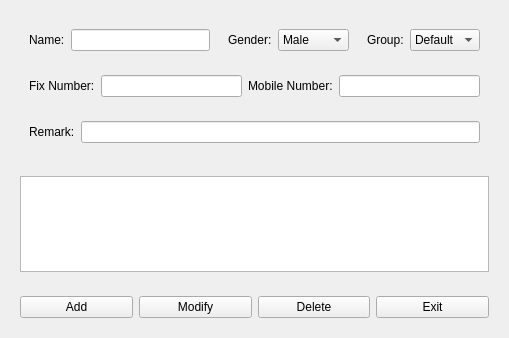
Above: widget.ui from luotianqi777/AddressBook before the change. Below: the same form after it.
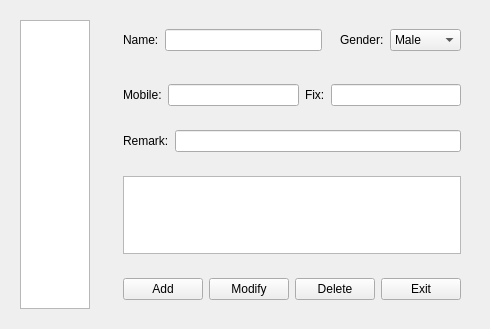
That is the form after the change.

Patch:
```diff
--- a/widget.ui
+++ b/widget.ui
@@ -6,18 +6,84 @@
    <rect>
     <x>0</x>
     <y>0</y>
-    <width>509</width>
-    <height>338</height>
+    <width>486</width>
+    <height>329</height>
    </rect>
   </property>
   <property name="windowTitle">
    <string>Widget</string>
   </property>
-  <layout class="QVBoxLayout" name="verticalLayout_2">
+  <layout class="QHBoxLayout" name="horizontalLayout_10">
    <item>
-    <widget class="QWidget" name="widget" native="true">
+    <widget class="QWidget" name="widget_2" native="true">
+     <layout class="QHBoxLayout" name="horizontalLayout_7">
+      <property name="spacing">
+       <number>0</number>
+      </property>
+      <property name="leftMargin">
+       <number>0</number>
+      </property>
+      <property name="topMargin">
+       <number>0</number>
+      </property>
+      <property name="rightMargin">
+       <number>0</number>
+      </property>
+      <property name="bottomMargin">
+       <number>0</number>
+      </property>
+      <item>
+       <widget class="QWidget" name="widget_10" native="true">
+        <layout class="QHBoxLayout" name="horizontalLayout_4">
+         <property name="spacing">
+          <number>0</number>
+         </property>
+         <property name="leftMargin">
+          <number>0</number>
+         </property>
+         <property name="topMargin">
+          <number>0</number>
+         </property>
+         <property name="rightMargin">
+          <number>0</number>
+         </property>
+         <property name="bottomMargin">
+          <number>0</number>
+         </property>
+         <item>
+          <widget class="QWidget" name="widget_12" native="true">
+           <layout class="QHBoxLayout" name="horizontalLayout_12">
+            <item>
+             <widget class="QListWidget" name="listWidgetAddress"/>
+            </item>
+           </layout>
+          </widget>
+         </item>
+        </layout>
+       </widget>
+      </item>
+     </layout>
+    </widget>
+   </item>
+   <item>
+    <widget class="QWidget" name="widget_7" native="true">
      <layout class="QVBoxLayout" name="verticalLayout">
       <item>
+       <widget class="QWidget" name="widget" native="true">
+        <layout class="QHBoxLayout" name="horizontalLayout_9">
+         <property name="spacing">
+          <number>0</number>
+         </property>
+         <property name="leftMargin">
+          <number>0</number>
+         </property>
+         <property name="topMargin">
+          <number>0</number>
+         </property>
+         <property name="rightMargin">
+          <number>0</number>
+         </property>
+         <item>
        <widget class="QWidget" name="widget_3" native="true">
         <layout class="QHBoxLayout" name="horizontalLayout_6">
          <property name="spacing">
@@ -53,6 +119,12 @@
          </item>
          <item>
           <widget class="QWidget" name="widget_8" native="true">
+              <property name="styleSheet">
+               <string notr="true">widgt{
+	rgb(0, 0, 0)
+	font-color(0,0,0)	
+}</string>
+              </property>
            <layout class="QHBoxLayout" name="horizontalLayout_5">
             <item>
              <widget class="QLabel" name="label_5">
@@ -78,25 +150,6 @@
            </layout>
           </widget>
          </item>
-         <item>
-          <widget class="QWidget" name="widget_7" native="true">
-           <layout class="QHBoxLayout" name="horizontalLayout_4">
-            <item>
-             <widget class="QLabel" name="label_6">
-              <property name="text">
-               <string>Group:</string>
-              </property>
-             </widget>
-            </item>
-            <item>
-             <widget class="QComboBox" name="comboBoxGroup">
-              <item>
-               <property name="text">
-                <string>Default</string>
-               </property>
-              </item>
-             </widget>
-            </item>
            </layout>
           </widget>
          </item>
@@ -106,26 +159,26 @@
       <item>
        <widget class="QWidget" name="widget_4" native="true">
         <layout class="QHBoxLayout" name="horizontalLayout">
+         <item>
+          <widget class="QLabel" name="labelMobileNumber">
+           <property name="text">
+            <string>Mobile:</string>
+           </property>
+          </widget>
+         </item>
+         <item>
+          <widget class="QLineEdit" name="lineEditMobileNumber"/>
+         </item>
          <item>
           <widget class="QLabel" name="label_3">
            <property name="text">
-            <string>Fix Number:</string>
+            <string>Fix:</string>
            </property>
           </widget>
          </item>
          <item>
           <widget class="QLineEdit" name="lineEditFixNumber"/>
          </item>
-         <item>
-          <widget class="QLabel" name="labelMobileNumber">
-           <property name="text">
-            <string>Mobile Number:</string>
-           </property>
-          </widget>
-         </item>
-         <item>
-          <widget class="QLineEdit" name="lineEdit_4"/>
-         </item>
         </layout>
        </widget>
       </item>
@@ -145,12 +198,9 @@
         </layout>
        </widget>
       </item>
-     </layout>
-    </widget>
-   </item>
    <item>
-    <widget class="QWidget" name="widget_2" native="true">
-     <layout class="QHBoxLayout" name="horizontalLayout_7">
+       <widget class="QWidget" name="widget_11" native="true">
+        <layout class="QHBoxLayout" name="horizontalLayout_11">
       <item>
        <widget class="QTextEdit" name="textEdit"/>
       </item>
@@ -192,6 +242,9 @@
         <property name="text">
          <string>Exit</string>
         </property>
+          </widget>
+         </item>
+        </layout>
        </widget>
       </item>
      </layout>
```
Lines whose indentation alone changed are shown as unchanged.
